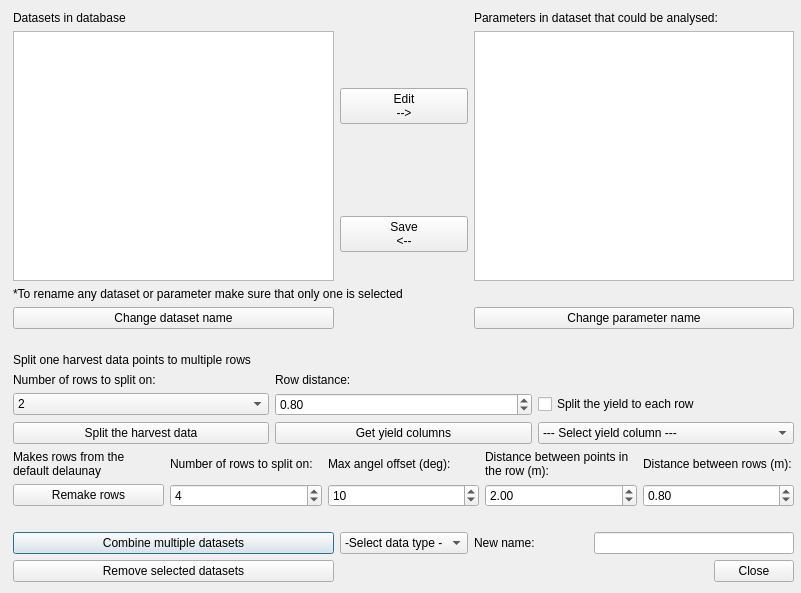
First picture: the form in widgets/table_managment.ui, repository axelande/geodatafarm3, before the edit.
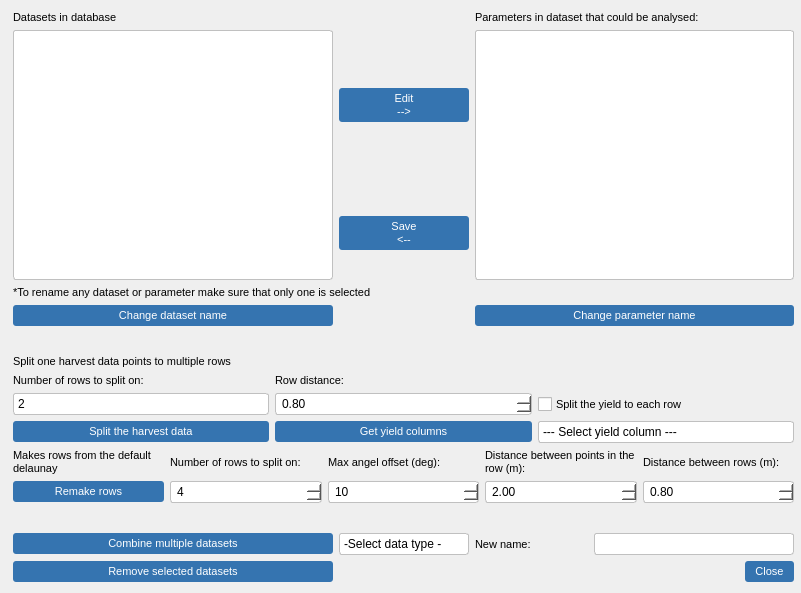
Second picture: the form after the edit.

```diff
--- a/widgets/table_managment.ui
+++ b/widgets/table_managment.ui
@@ -13,7 +13,150 @@
   <property name="windowTitle">
    <string>Edit datasets</string>
   </property>
-  <widget class="QWidget" name="gridLayoutWidget">
+  <property name="styleSheet"><string notr="true">
+/* === Global === */
+* {
+  font-family: "Segoe UI", sans-serif;
+  font-size: 9pt;
+}
+
+/* === Tab bars === */
+QTabWidget::pane {
+  border: 1px solid #c0c0c0;
+  border-radius: 3px;
+  background: #ffffff;
+}
+QTabBar::tab {
+  background: #f0f0f0;
+  border: 1px solid #c0c0c0;
+  border-bottom: none;
+  border-top-left-radius: 3px;
+  border-top-right-radius: 3px;
+  padding: 4px 10px;
+  margin-right: 1px;
+  font-size: 8pt;
+}
+QTabBar::tab:selected {
+  background: #ffffff;
+  border-bottom: 2px solid #3574b0;
+  font-weight: bold;
+}
+QTabBar::tab:hover:!selected {
+  background: #e4e4e4;
+}
+
+/* === Buttons === */
+QPushButton {
+  background-color: #3574b0;
+  color: white;
+  border: none;
+  border-radius: 3px;
+  padding: 4px 10px;
+  font-size: 8pt;
+}
+QPushButton:hover {
+  background-color: #2a5f8f;
+}
+QPushButton:pressed {
+  background-color: #1e4a6e;
+}
+QPushButton:disabled {
+  background-color: #b0b0b0;
+  color: #e0e0e0;
+}
+
+/* === Inputs === */
+QLineEdit, QPlainTextEdit, QTextEdit {
+  border: 1px solid #c0c0c0;
+  border-radius: 3px;
+  padding: 2px 4px;
+  background: #ffffff;
+}
+QLineEdit:focus, QPlainTextEdit:focus, QTextEdit:focus {
+  border: 1px solid #3574b0;
+}
+
+/* === Combo boxes === */
+QComboBox {
+  border: 1px solid #c0c0c0;
+  border-radius: 3px;
+  padding: 2px 4px;
+  background: #ffffff;
+}
+QComboBox:hover {
+  border: 1px solid #3574b0;
+}
+QComboBox::drop-down {
+  border: none;
+  width: 20px;
+}
+
+/* === Lists === */
+QListWidget {
+  border: 1px solid #c0c0c0;
+  border-radius: 3px;
+  background: #ffffff;
+}
+
+/* === Group boxes === */
+QGroupBox {
+  border: 1px solid #c0c0c0;
+  border-radius: 3px;
+  margin-top: 8px;
+  padding-top: 8px;
+  font-weight: bold;
+  font-size: 8pt;
+}
+QGroupBox::title {
+  subcontrol-origin: margin;
+  left: 8px;
+  padding: 0 3px;
+}
+
+/* === Radio &amp; Check === */
+QRadioButton, QCheckBox {
+  spacing: 4px;
+  font-size: 8pt;
+}
+
+/* === Labels === */
+QLabel {
+  font-size: 8pt;
+}
+
+/* === Calendar === */
+QCalendarWidget {
+  border: 1px solid #c0c0c0;
+  border-radius: 3px;
+}
+
+/* === Table === */
+QTableWidget, QTableView {
+  border: 1px solid #c0c0c0;
+  border-radius: 3px;
+  gridline-color: #e0e0e0;
+}
+QHeaderView::section {
+  background-color: #f0f0f0;
+  border: none;
+  border-bottom: 1px solid #c0c0c0;
+  border-right: 1px solid #e0e0e0;
+  padding: 3px 6px;
+  font-weight: bold;
+  font-size: 8pt;
+}
+
+/* === Spin boxes === */
+QSpinBox, QDoubleSpinBox, QDateEdit, QTimeEdit {
+  border: 1px solid #c0c0c0;
+  border-radius: 3px;
+  padding: 2px 4px;
+  background: #ffffff;
+}
+QSpinBox:focus, QDoubleSpinBox:focus, QDateEdit:focus, QTimeEdit:focus {
+  border: 1px solid #3574b0;
+}
+</string></property><widget class="QWidget" name="gridLayoutWidget">
    <property name="geometry">
     <rect>
      <x>13</x>
```
Left out of the diff: 10 changed lines with no effect on the pictures.
